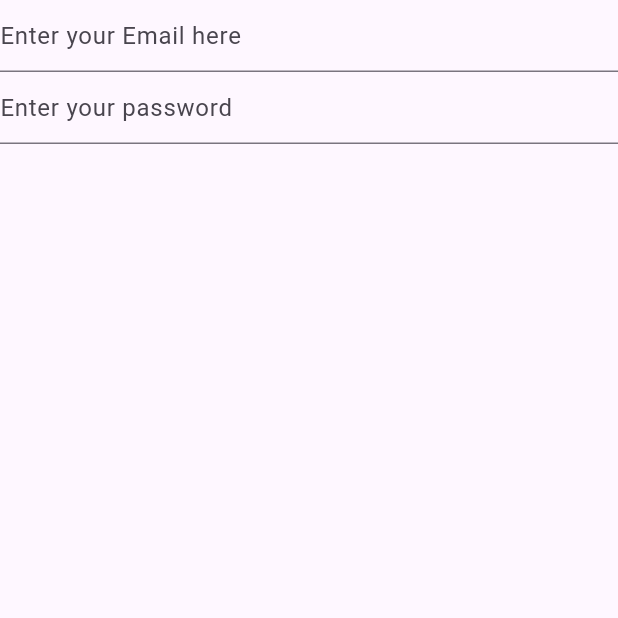
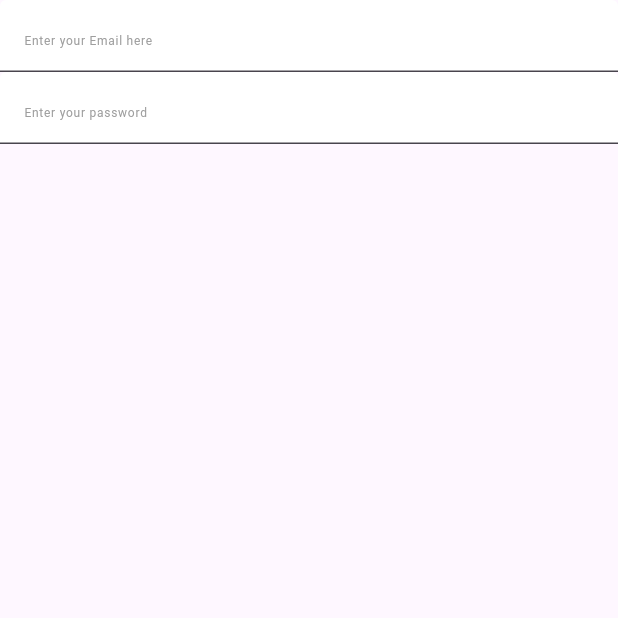
Before and after one commit to Pheunixx/Tasky, a Flutter app: the SignUp screen opened directly, on a phone screen of 412 x 824 dp, the top half of it. Run offline on Flutter 3.47's test engine with Material 3 defaults, Android fonts, the phone set to English and light mode, and no system bars.

Commit message:
worked on signup

```diff
--- a/lib/signup and login/signup_page.dart
+++ b/lib/signup and login/signup_page.dart
@@ -33,7 +33,13 @@ class _SignUpState extends State<SignUp> {
             controller: _email,
             obscureText: false,
             decoration: InputDecoration(
-              hintText: 'Enter your Email here'
+              filled: true,
+              fillColor: Colors.white,
+              hintText: 'Enter your Email here',
+              hintStyle: TextStyle(
+                color: Colors.grey,
+                fontSize: 8
+              )
             ),
           ),
 
@@ -41,7 +47,13 @@ class _SignUpState extends State<SignUp> {
             controller: _password,
             obscureText: true,
             decoration: InputDecoration(
-              hintText: 'Enter your password'
+              filled: true,
+              fillColor: Colors.white,
+              hintText: 'Enter your password',
+              hintStyle: TextStyle(
+                color: Colors.grey,
+                fontSize: 8
+                )
             ),
           )
         ],
--- a/pubspec.yaml
+++ b/pubspec.yaml
@@ -59,7 +59,7 @@ flutter:
 
   # To add assets to your application, add an assets section, like this:
   assets:
-      - assets/images/image5.png
+      - assets/image5.png
   #   - images/a_dot_ham.jpeg
 
   # An image asset can refer to one or more resolution-specific "variants", see
```
